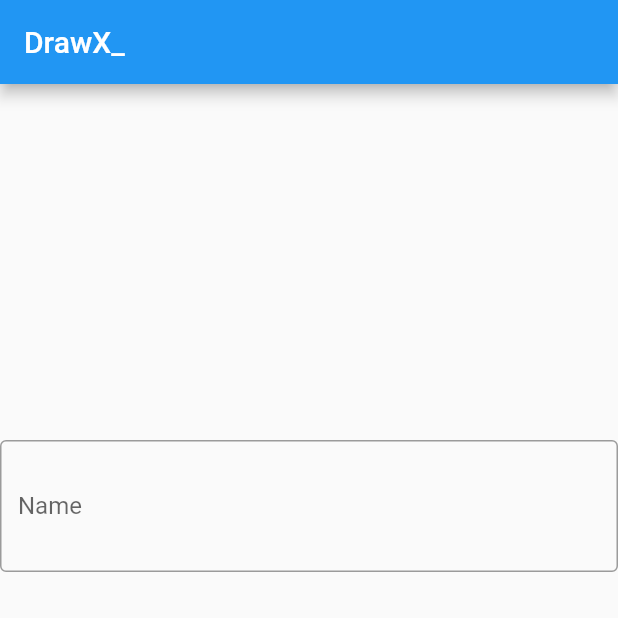
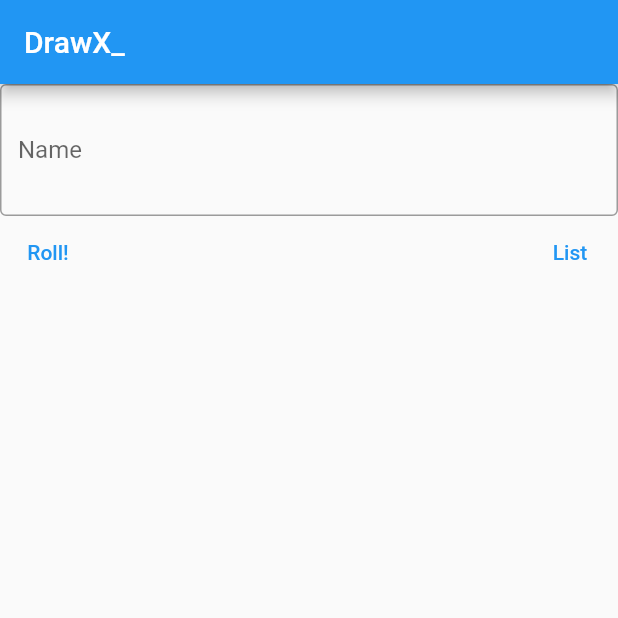
Before and after one commit to h11mech017/drawx, a Flutter app: the screen it shows after launch, on a phone screen of 412 x 824 dp, the top half of it. Run offline on Flutter 3.47's test engine with Material 2 defaults, Android fonts, the light colour scheme and no system bars; our stand-ins replace fl_chart.

Commit message:
Added Roll and List Button

```diff
--- a/lib/pages/Draw_Live_Chart.dart
+++ b/lib/pages/Draw_Live_Chart.dart
@@ -48,7 +48,7 @@ class _LivePieChartState extends State<LivePieChart> {
         titlePositionPercentageOffset: 0.5,
         badgeWidget: Text(
           label,
-          style: TextStyle(color: Colors.black, fontWeight: FontWeight.bold),
+          style: const TextStyle(color: Colors.black, fontWeight: FontWeight.bold),
         ),
         badgePositionPercentageOffset: 0.5,
       );
--- a/lib/pages/Home_Pages.dart
+++ b/lib/pages/Home_Pages.dart
@@ -19,24 +19,9 @@ class _HomePagesState extends State<HomePages> {
         body: Center(
           child: Column(
             children: [
-              const Spacer(),
               DrawLiveWidget(),
-              const Spacer(),
+              // or put Buttons in bottom.
 
-              //// or put Buttons in bottom.
-              // Row(
-              //   children: [
-              //     TextButton(
-              //       onPressed: () {  },
-              //       child: const Text('Add'),
-              //     ),
-              //     const Spacer(),
-              //     TextButton(
-              //       onPressed: () {  },
-              //       child: const Text('List'),
-              //     ),
-              //   ],
-              // ),
               const Spacer()
             ],
           ),
@@ -79,11 +64,10 @@ class _DrawLiveWidgetState extends State<DrawLiveWidget> {
     return Column(
       mainAxisAlignment: MainAxisAlignment.center,
       children: [
-        SizedBox(height: 16),
         if(prob.isNotEmpty && options.isNotEmpty)
-          Container(
-            height: 300,
-            width: 300,
+          SizedBox(
+            height: 285,
+            width: 285,
             child: LivePieChart(data: prob, labels: options),
           ),
         TextField(
@@ -111,6 +95,19 @@ class _DrawLiveWidgetState extends State<DrawLiveWidget> {
             labelText: "Name",
           ),
         ),
+        Row(
+          children: [
+            TextButton(
+              onPressed: () {  },
+              child: const Text('Roll!'),
+            ),
+            const Spacer(),
+            TextButton(
+              onPressed: () {  },
+              child: const Text('List'),
+            ),
+          ],
+        ),
       ],
     );
   }
```
